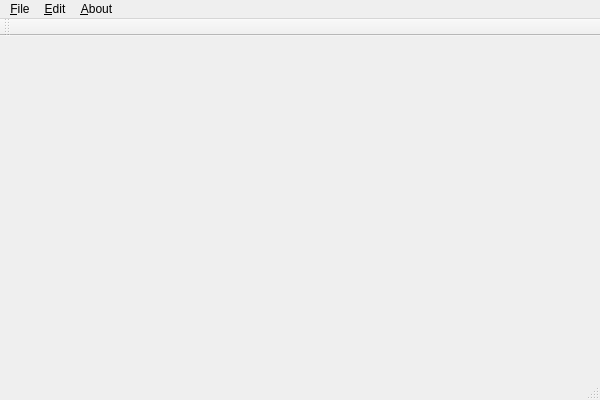
Before: the Qt Designer form Pineter/Pineter.ui in cstrikest/Pineter, drawn with Qt 5.
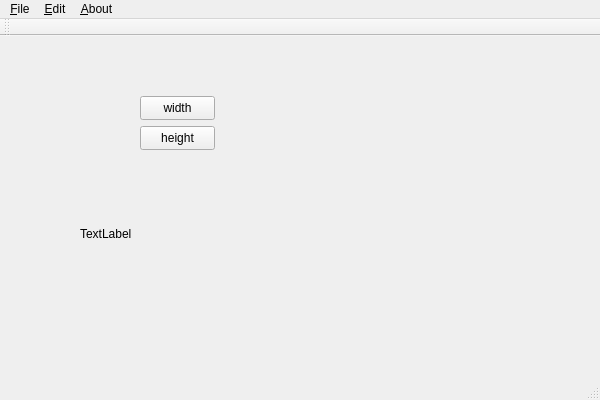
After: the same form once the commit is applied.

What changed in the file:
```diff
--- a/Pineter/Pineter.ui
+++ b/Pineter/Pineter.ui
@@ -13,7 +13,47 @@
   <property name="windowTitle">
    <string>Pineter</string>
   </property>
-  <widget class="QWidget" name="centralWidget"/>
+  <widget class="QWidget" name="centralWidget">
+   <widget class="QLabel" name="label">
+    <property name="geometry">
+     <rect>
+      <x>80</x>
+      <y>190</y>
+      <width>391</width>
+      <height>16</height>
+     </rect>
+    </property>
+    <property name="text">
+     <string>TextLabel</string>
+    </property>
+   </widget>
+   <widget class="QPushButton" name="bw">
+    <property name="geometry">
+     <rect>
+      <x>140</x>
+      <y>60</y>
+      <width>75</width>
+      <height>24</height>
+     </rect>
+    </property>
+    <property name="text">
+     <string>width</string>
+    </property>
+   </widget>
+   <widget class="QPushButton" name="bh">
+    <property name="geometry">
+     <rect>
+      <x>140</x>
+      <y>90</y>
+      <width>75</width>
+      <height>24</height>
+     </rect>
+    </property>
+    <property name="text">
+     <string>height</string>
+    </property>
+   </widget>
+  </widget>
   <widget class="QMenuBar" name="menuBar">
    <property name="geometry">
     <rect>
```
